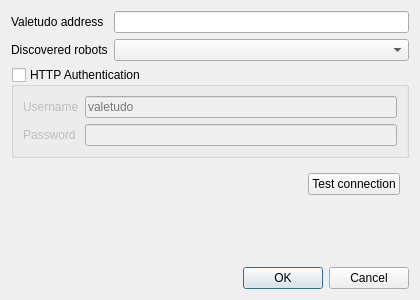
The window that src/gui/dialog/robot_config.ui (ccoors/Valeronoi) describes before a commit, drawn with Qt 5.
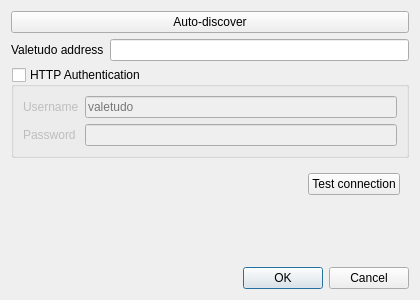
The same window after the commit.

Patch:
```diff
--- a/src/gui/dialog/robot_config.ui
+++ b/src/gui/dialog/robot_config.ui
@@ -29,16 +29,29 @@
    <string>Robot Setup</string>
   </property>
   <layout class="QVBoxLayout" name="verticalLayout">
+   <item>
+    <widget class="QPushButton" name="buttonAutoDiscover">
+     <property name="sizePolicy">
+      <sizepolicy hsizetype="Preferred" vsizetype="Fixed">
+       <horstretch>0</horstretch>
+       <verstretch>0</verstretch>
+      </sizepolicy>
+     </property>
+     <property name="text">
+      <string>Auto-discover</string>
+     </property>
+    </widget>
+   </item>
    <item>
     <layout class="QFormLayout" name="formLayout">
-     <item row="0" column="0">
+     <item row="1" column="0">
       <widget class="QLabel" name="label_2">
        <property name="text">
         <string>Valetudo address</string>
        </property>
       </widget>
      </item>
-     <item row="0" column="1">
+     <item row="1" column="1">
       <widget class="QLineEdit" name="valetudoAddress">
        <property name="sizePolicy">
         <sizepolicy hsizetype="MinimumExpanding" vsizetype="Fixed">
@@ -51,20 +64,6 @@
        </property>
       </widget>
      </item>
-     <item row="1" column="0">
-      <widget class="QLabel" name="label">
-       <property name="text">
-        <string>Discovered robots</string>
-       </property>
-      </widget>
-     </item>
-     <item row="1" column="1">
-      <widget class="QComboBox" name="discoveredRobots">
-       <property name="placeholderText">
-        <string>Searching...</string>
-       </property>
-      </widget>
-     </item>
     </layout>
    </item>
    <item>
```
Left out of the diff: 12 changed lines with no effect on the pictures.
